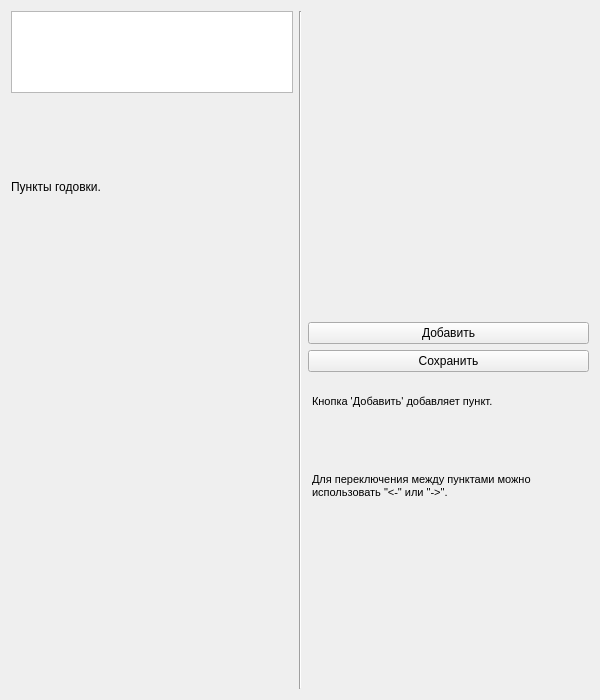
First picture: the form in Шаблоны/recipe.ui, repository ivanburmistr/project, before the edit.
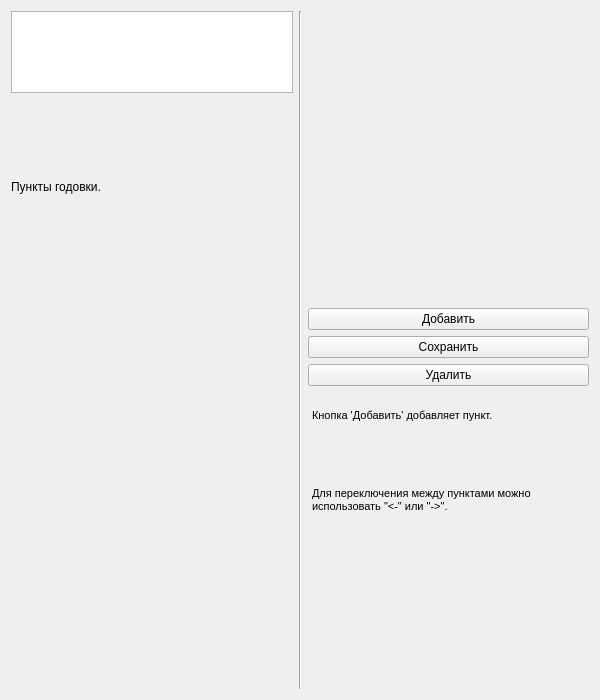
Second picture: the form after the edit.

The edit to the form file:
```diff
--- a/Шаблоны/recipe.ui
+++ b/Шаблоны/recipe.ui
@@ -78,7 +78,7 @@
       </widget>
      </item>
      <item row="0" column="2">
-      <layout class="QVBoxLayout" name="verticalLayout" stretch="0,0,0,0">
+      <layout class="QVBoxLayout" name="verticalLayout" stretch="0,0,0,0,0">
        <item>
         <spacer name="verticalSpacer">
          <property name="orientation">
@@ -106,6 +106,13 @@
          </property>
         </widget>
        </item>
+       <item>
+        <widget class="QPushButton" name="delpoint_Button">
+         <property name="text">
+          <string>Удалить</string>
+         </property>
+        </widget>
+       </item>
        <item>
         <widget class="QTextEdit" name="premch">
          <property name="styleSheet">
```
